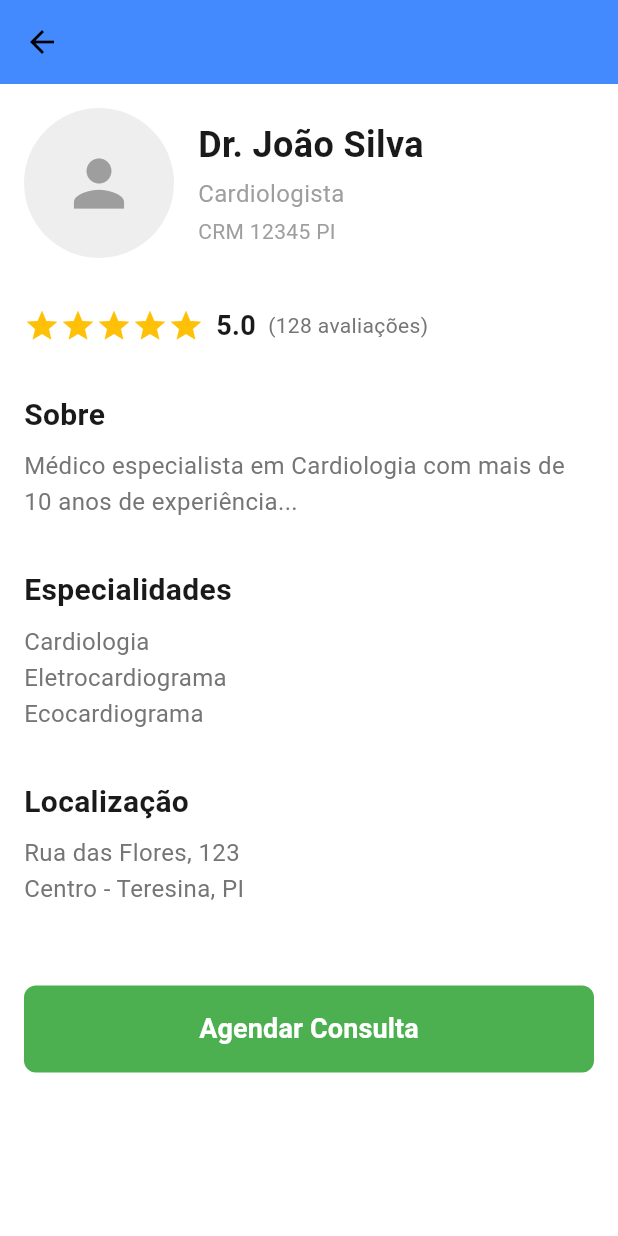
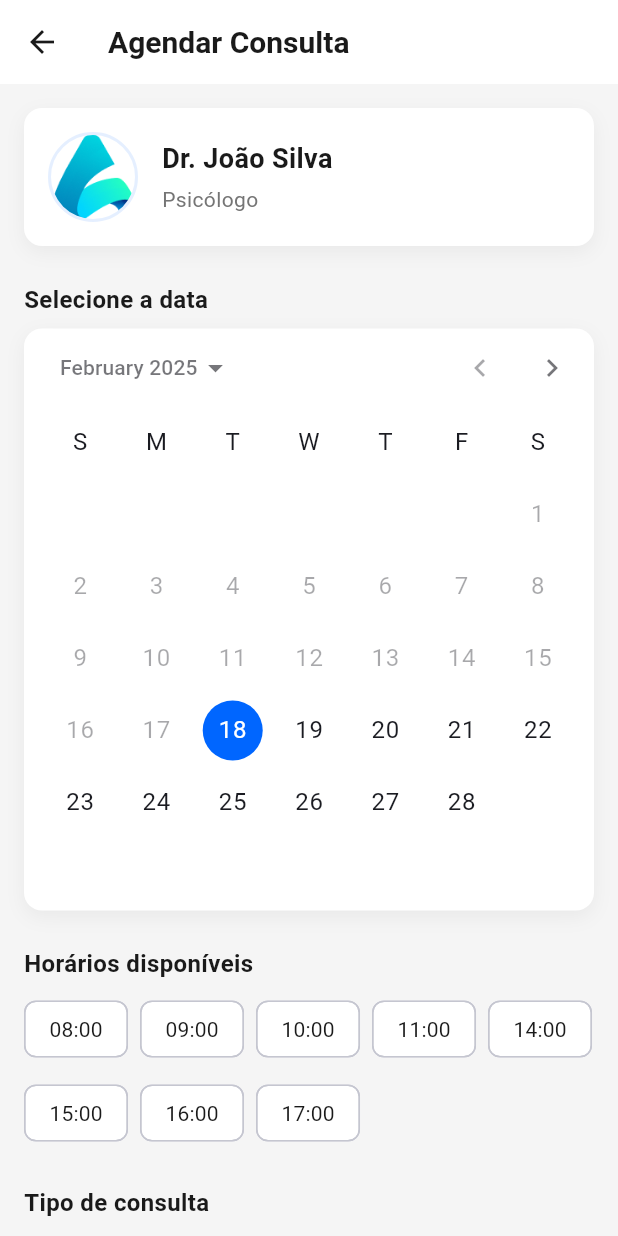
Before and after one commit to HeitorLouzeiroRepositoryIFPI/agenda_saude, a Flutter app: the PerfilProfissionalPage screen opened directly, after a tap on "Agendar Consulta", on a phone screen of 412 x 824 dp. Run offline on Flutter 3.47's test engine with Material 3 defaults, Android fonts, the phone set to English and light mode, and no system bars; our stand-ins replace go_router.

Commit message:
feat: Adicionando tela de agenda e confirma o agendamento.

```diff
--- /dev/null
+++ b/lib/app/modules/appointment/appointment_screen.dart
@@ -0,0 +1,259 @@
+import 'package:flutter/material.dart';
+import 'package:go_router/go_router.dart';
+import '../../../core/theme/app_colors.dart';
+
+class AppointmentScreen extends StatefulWidget {
+  const AppointmentScreen({super.key});
+
+  @override
+  State<AppointmentScreen> createState() => _AppointmentScreenState();
+}
+
+class _AppointmentScreenState extends State<AppointmentScreen> {
+  DateTime selectedDate = DateTime.now();
+  String? selectedTime;
+  String? selectedType;
+
+  final List<String> availableTimes = [
+    '08:00',
+    '09:00',
+    '10:00',
+    '11:00',
+    '14:00',
+    '15:00',
+    '16:00',
+    '17:00',
+  ];
+
+  final List<String> appointmentTypes = [
+    'Consulta Online',
+    'Consulta Presencial',
+  ];
+
+  @override
+  Widget build(BuildContext context) {
+    return Scaffold(
+      backgroundColor: AppColors.background,
+      appBar: AppBar(
+        backgroundColor: AppColors.white,
+        elevation: 0,
+        title: Text(
+          'Agendar Consulta',
+          style: TextStyle(
+            color: AppColors.text,
+            fontSize: 20,
+            fontWeight: FontWeight.w600,
+          ),
+        ),
+        leading: IconButton(
+          icon: Icon(Icons.arrow_back, color: AppColors.text),
+          onPressed: () => context.pop(),
+        ),
+      ),
+      body: SingleChildScrollView(
+        padding: const EdgeInsets.all(16.0),
+        child: Column(
+          crossAxisAlignment: CrossAxisAlignment.start,
+          children: [
+            // Professional Info Section
+            Container(
+              decoration: BoxDecoration(
+                color: AppColors.white,
+                borderRadius: BorderRadius.circular(12),
+                boxShadow: [
+                  BoxShadow(
+                    color: Colors.black.withOpacity(0.05),
+                    blurRadius: 10,
+                    offset: const Offset(0, 4),
+                  ),
+                ],
+              ),
+              padding: const EdgeInsets.all(16.0),
+              child: Row(
+                children: [
+                  Container(
+                    width: 60,
+                    height: 60,
+                    decoration: BoxDecoration(
+                      shape: BoxShape.circle,
+                      border: Border.all(
+                        color: AppColors.primary.withOpacity(0.1),
+                        width: 2,
+                      ),
+                    ),
+                    child: ClipOval(
+                      child: Image.asset(
+                        'assets/images/logo.png',
+                        fit: BoxFit.cover,
+                      ),
+                    ),
+                  ),
+                  const SizedBox(width: 16),
+                  Expanded(
+                    child: Column(
+                      crossAxisAlignment: CrossAxisAlignment.start,
+                      children: [
+                        Text(
+                          'Dr. João Silva',
+                          style: TextStyle(
+                            color: AppColors.text,
+                            fontSize: 18,
+                            fontWeight: FontWeight.bold,
+                          ),
+                        ),
+                        const SizedBox(height: 4),
+                        Text(
+                          'Psicólogo',
+                          style: TextStyle(
+                            color: AppColors.textSecondary,
+                            fontSize: 14,
+                          ),
+                        ),
+                      ],
+                    ),
+                  ),
+                ],
+              ),
+            ),
+            const SizedBox(height: 24),
+
+            // Calendar Section
+            Text(
+              'Selecione a data',
+              style: TextStyle(
+                color: AppColors.text,
+                fontSize: 16,
+                fontWeight: FontWeight.w600,
+              ),
+            ),
+            const SizedBox(height: 8),
+            Container(
+              decoration: BoxDecoration(
+                color: AppColors.white,
+                borderRadius: BorderRadius.circular(12),
+                boxShadow: [
+                  BoxShadow(
+                    color: Colors.black.withOpacity(0.05),
+                    blurRadius: 10,
+                    offset: const Offset(0, 4),
+                  ),
+                ],
+              ),
+              child: CalendarDatePicker(
+                initialDate: selectedDate,
+                firstDate: DateTime.now(),
+                lastDate: DateTime.now().add(const Duration(days: 90)),
+                onDateChanged: (date) {
+                  setState(() {
+                    selectedDate = date;
+                  });
+                },
+              ),
+            ),
+
+            const SizedBox(height: 24),
+
+            // Time Slots Section
+            Text(
+              'Horários disponíveis',
+              style: TextStyle(
+                color: AppColors.text,
+                fontSize: 16,
+                fontWeight: FontWeight.w600,
+              ),
+            ),
+            const SizedBox(height: 8),
+            Wrap(
+              spacing: 8,
+              runSpacing: 8,
+              children: availableTimes.map((time) {
+                final isSelected = selectedTime == time;
+                return ChoiceChip(
+                  label: Text(time),
+                  selected: isSelected,
+                  selectedColor: AppColors.primary,
+                  labelStyle: TextStyle(
+                    color: isSelected ? AppColors.white : AppColors.text,
+                    fontWeight: isSelected ? FontWeight.w600 : FontWeight.normal,
+                  ),
+                  backgroundColor: AppColors.white,
+                  onSelected: (selected) {
+                    setState(() {
+                      selectedTime = selected ? time : null;
+                    });
+                  },
+                );
+              }).toList(),
+            ),
+
+            const SizedBox(height: 24),
+
+            // Appointment Type Section
+            Text(
+              'Tipo de consulta',
+              style: TextStyle(
+                color: AppColors.text,
+                fontSize: 16,
+                fontWeight: FontWeight.w600,
+              ),
+            ),
+            const SizedBox(height: 8),
+            Wrap(
+              spacing: 8,
+              runSpacing: 8,
+              children: appointmentTypes.map((type) {
+                final isSelected = selectedType == type;
+                return ChoiceChip(
+                  label: Text(type),
+                  selected: isSelected,
+                  selectedColor: AppColors.primary,
+                  labelStyle: TextStyle(
+                    color: isSelected ? AppColors.white : AppColors.text,
+                    fontWeight: isSelected ? FontWeight.w600 : FontWeight.normal,
+                  ),
+                  backgroundColor: AppColors.white,
+                  onSelected: (selected) {
+                    setState(() {
+                      selectedType = selected ? type : null;
+                    });
+                  },
+                );
+              }).toList(),
+            ),
+
+            const SizedBox(height: 32),
+
+            // Confirm Button
+            SizedBox(
+              width: double.infinity,
+              child: ElevatedButton(
+                onPressed: selectedDate != null && selectedTime != null && selectedType != null
+                    ? () {
+                        // Handle appointment confirmation
+                        context.go('/appointment-confirmation');
+                      }
+                    : null,
+                style: ElevatedButton.styleFrom(
+                  backgroundColor: AppColors.primary,
+                  foregroundColor: AppColors.white,
+                  padding: const EdgeInsets.symmetric(vertical: 16),
+                  shape: RoundedRectangleBorder(
+                    borderRadius: BorderRadius.circular(12),
+                  ),
+                  elevation: 0,
+                ),
+                child: const Text(
+                  'Confirmar Agendamento',
+                  style: TextStyle(
+                    fontSize: 16,
+                    fontWeight: FontWeight.w600,
+                  ),
+                ),
+              ),
+            ),
+          ],
+        ),
+      ),
+    );
+  }
+}
--- a/lib/app/modules/professional_profile/widgets/botao_agendar.dart
+++ b/lib/app/modules/professional_profile/widgets/botao_agendar.dart
@@ -1,4 +1,5 @@
 import 'package:flutter/material.dart';
+import 'package:go_router/go_router.dart';
 
 class BotaoAgendar extends StatelessWidget {
   const BotaoAgendar({super.key});
@@ -10,7 +11,8 @@ class BotaoAgendar extends StatelessWidget {
       width: double.infinity,
       child: ElevatedButton(
         onPressed: () {
-          // Implementar navegação para tela de agendamento
+          // Navigate to appointment screen with the current doctor's ID
+          context.go('/schedule-appointment/1'); // Using a dummy ID for now
         },
         style: ElevatedButton.styleFrom(
           backgroundColor: const Color(0xFF4CAF50),
--- a/lib/core/routes/app_router.dart
+++ b/lib/core/routes/app_router.dart
@@ -6,6 +6,8 @@ import '../../app/modules/pre_login/pre_login_view.dart';
 import '../../app/modules/login/login_view.dart';
 import '../../app/modules/home/patient/patient_home_view.dart';
 import '../../app/modules/search/search_results_view.dart';
+import '../../app/modules/appointment/appointment_screen.dart';
+import '../../app/modules/appointment/appointment_confirmation_screen.dart';
 
 final GlobalKey<NavigatorState> _rootNavigatorKey = GlobalKey<NavigatorState>(debugLabel: 'root');
 
@@ -104,6 +106,16 @@ final goRouter = GoRouter(
       ),
     ),
     GoRoute(
+      path: '/schedule-appointment/:doctorId',
+      name: 'scheduleAppointment',
+      builder: (context, state) => const AppointmentScreen(),
+    ),
+    GoRoute(
+      path: '/appointment-confirmation',
+      name: 'appointmentConfirmation',
+      builder: (context, state) => const AppointmentConfirmationScreen(),
+    ),
+    GoRoute(
       path: '/appointment/:id',
       name: 'appointmentDetails',
       builder: (context, state) => Scaffold(
```
Also changed, not shown: lib/app/modules/appointment/appointment_confirmation_screen.dart (added, +121 -0 lines).
